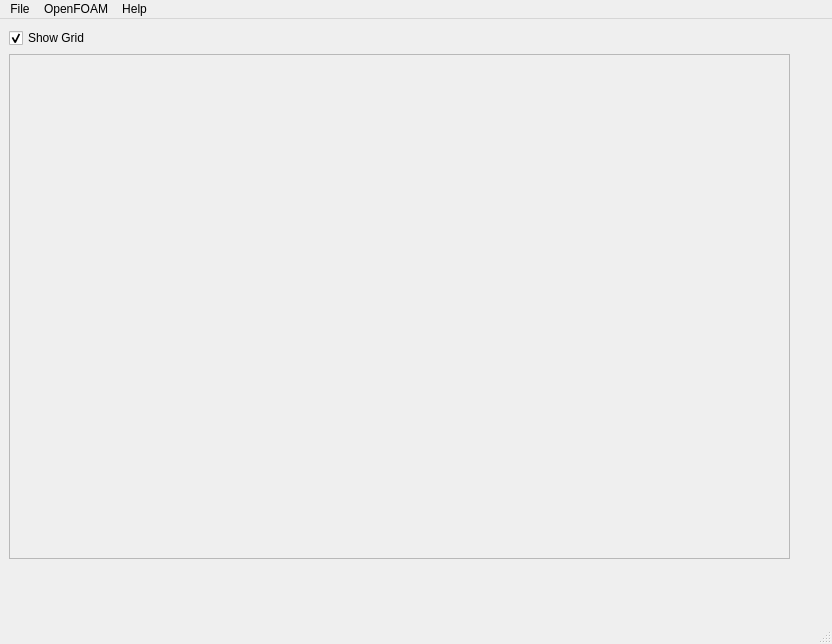
Before: the Qt Designer form mainwindow.ui in lehnertu/OpenFoil, drawn with Qt 5.
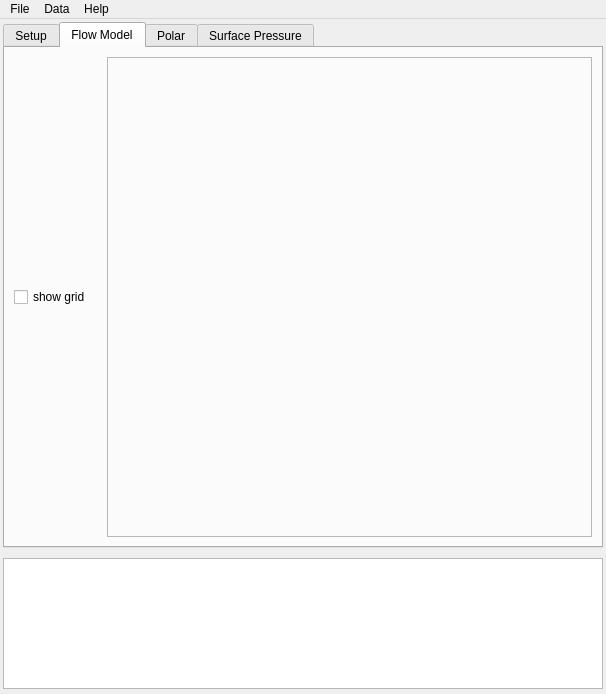
After: the same form once the commit is applied.

Commit message: update on VTK embedding

Diff of the .ui file:
```diff
--- a/mainwindow.ui
+++ b/mainwindow.ui
@@ -6,10 +6,22 @@
    <rect>
     <x>0</x>
     <y>0</y>
-    <width>832</width>
-    <height>644</height>
+    <width>606</width>
+    <height>694</height>
    </rect>
   </property>
+  <property name="sizePolicy">
+   <sizepolicy hsizetype="MinimumExpanding" vsizetype="MinimumExpanding">
+    <horstretch>4</horstretch>
+    <verstretch>0</verstretch>
+   </sizepolicy>
+  </property>
+  <property name="minimumSize">
+   <size>
+    <width>0</width>
+    <height>0</height>
+   </size>
+  </property>
   <property name="windowTitle">
    <string>OpenFoil</string>
   </property>
@@ -19,100 +31,242 @@
   <widget class="QWidget" name="centralwidget">
    <property name="sizePolicy">
     <sizepolicy hsizetype="MinimumExpanding" vsizetype="MinimumExpanding">
-     <horstretch>1</horstretch>
-     <verstretch>1</verstretch>
+     <horstretch>2</horstretch>
+     <verstretch>2</verstretch>
     </sizepolicy>
    </property>
    <property name="minimumSize">
     <size>
-     <width>800</width>
-     <height>500</height>
+     <width>600</width>
+     <height>400</height>
     </size>
    </property>
-   <widget class="QWidget" name="verticalLayoutWidget">
-    <property name="geometry">
-     <rect>
-      <x>9</x>
-      <y>9</y>
-      <width>781</width>
-      <height>531</height>
-     </rect>
+   <property name="sizeIncrement">
+    <size>
+     <width>1</width>
+     <height>1</height>
+    </size>
+   </property>
+   <layout class="QGridLayout" name="gridLayout">
+    <property name="sizeConstraint">
+     <enum>QLayout::SetNoConstraint</enum>
     </property>
-    <layout class="QVBoxLayout" name="verticalLayout">
-     <item>
-      <layout class="QGridLayout" name="gridLayout">
-       <item row="0" column="0">
-        <widget class="QCheckBox" name="gridCheckBox">
-         <property name="text">
-          <string>Show Grid</string>
-         </property>
-         <property name="checked">
-          <bool>true</bool>
-         </property>
-        </widget>
-       </item>
-       <item row="1" column="0">
-        <widget class="QFrame" name="vtkFrame">
-         <property name="sizePolicy">
-          <sizepolicy hsizetype="MinimumExpanding" vsizetype="MinimumExpanding">
-           <horstretch>1</horstretch>
-           <verstretch>1</verstretch>
-          </sizepolicy>
-         </property>
-         <property name="minimumSize">
-          <size>
-           <width>600</width>
-           <height>400</height>
-          </size>
-         </property>
-         <property name="frameShape">
-          <enum>QFrame::StyledPanel</enum>
-         </property>
-         <property name="frameShadow">
-          <enum>QFrame::Raised</enum>
-         </property>
-         <zorder>gridCheckBox</zorder>
-        </widget>
-       </item>
-      </layout>
-     </item>
-    </layout>
-   </widget>
+    <property name="leftMargin">
+     <number>3</number>
+    </property>
+    <property name="topMargin">
+     <number>3</number>
+    </property>
+    <property name="rightMargin">
+     <number>3</number>
+    </property>
+    <property name="bottomMargin">
+     <number>5</number>
+    </property>
+    <property name="spacing">
+     <number>10</number>
+    </property>
+    <item row="2" column="0">
+     <widget class="QTextEdit" name="textDisplay">
+      <property name="sizePolicy">
+       <sizepolicy hsizetype="MinimumExpanding" vsizetype="MinimumExpanding">
+        <horstretch>1</horstretch>
+        <verstretch>1</verstretch>
+       </sizepolicy>
+      </property>
+      <property name="minimumSize">
+       <size>
+        <width>600</width>
+        <height>100</height>
+       </size>
+      </property>
+      <property name="sizeIncrement">
+       <size>
+        <width>1</width>
+        <height>1</height>
+       </size>
+      </property>
+      <property name="baseSize">
+       <size>
+        <width>600</width>
+        <height>100</height>
+       </size>
+      </property>
+      <property name="acceptDrops">
+       <bool>false</bool>
+      </property>
+      <property name="undoRedoEnabled">
+       <bool>false</bool>
+      </property>
+      <property name="lineWrapMode">
+       <enum>QTextEdit::NoWrap</enum>
+      </property>
+      <property name="readOnly">
+       <bool>true</bool>
+      </property>
+      <property name="textInteractionFlags">
+       <set>Qt::TextSelectableByKeyboard|Qt::TextSelectableByMouse</set>
+      </property>
+     </widget>
+    </item>
+    <item row="1" column="0">
+     <widget class="QTabWidget" name="mainTabWidget">
+      <property name="sizePolicy">
+       <sizepolicy hsizetype="MinimumExpanding" vsizetype="MinimumExpanding">
+        <horstretch>1</horstretch>
+        <verstretch>4</verstretch>
+       </sizepolicy>
+      </property>
+      <property name="minimumSize">
+       <size>
+        <width>400</width>
+        <height>400</height>
+       </size>
+      </property>
+      <property name="sizeIncrement">
+       <size>
+        <width>3</width>
+        <height>3</height>
+       </size>
+      </property>
+      <property name="baseSize">
+       <size>
+        <width>600</width>
+        <height>300</height>
+       </size>
+      </property>
+      <property name="tabPosition">
+       <enum>QTabWidget::North</enum>
+      </property>
+      <property name="currentIndex">
+       <number>1</number>
+      </property>
+      <property name="usesScrollButtons">
+       <bool>false</bool>
+      </property>
+      <property name="documentMode">
+       <bool>false</bool>
+      </property>
+      <property name="tabsClosable">
+       <bool>false</bool>
+      </property>
+      <property name="movable">
+       <bool>true</bool>
+      </property>
+      <widget class="QWidget" name="tabSetup">
+       <attribute name="title">
+        <string>Setup</string>
+       </attribute>
+       <layout class="QGridLayout" name="gridLayout_3">
+        <property name="sizeConstraint">
+         <enum>QLayout::SetNoConstraint</enum>
+        </property>
+       </layout>
+      </widget>
+      <widget class="QWidget" name="tabFlow">
+       <attribute name="title">
+        <string>Flow Model</string>
+       </attribute>
+       <layout class="QHBoxLayout" name="horizontalLayout">
+        <property name="sizeConstraint">
+         <enum>QLayout::SetNoConstraint</enum>
+        </property>
+        <item>
+         <layout class="QGridLayout" name="gridLayout_2">
+          <property name="rightMargin">
+           <number>10</number>
+          </property>
+          <item row="0" column="0">
+           <widget class="QCheckBox" name="tabFlow_gridCheckBox">
+            <property name="text">
+             <string>show grid</string>
+            </property>
+           </widget>
+          </item>
+         </layout>
+        </item>
+        <item>
+         <widget class="QFrame" name="flowFrame">
+          <property name="sizePolicy">
+           <sizepolicy hsizetype="Expanding" vsizetype="MinimumExpanding">
+            <horstretch>0</horstretch>
+            <verstretch>0</verstretch>
+           </sizepolicy>
+          </property>
+          <property name="minimumSize">
+           <size>
+            <width>400</width>
+            <height>400</height>
+           </size>
+          </property>
+          <property name="frameShape">
+           <enum>QFrame::StyledPanel</enum>
+          </property>
+          <property name="frameShadow">
+           <enum>QFrame::Raised</enum>
+          </property>
+         </widget>
+        </item>
+       </layout>
+      </widget>
+      <widget class="QWidget" name="tabPolar">
+       <attribute name="title">
+        <string>Polar</string>
+       </attribute>
+       <layout class="QHBoxLayout" name="horizontalLayout">
+        <property name="sizeConstraint">
+         <enum>QLayout::SetNoConstraint</enum>
+        </property>
+       </layout>
+      </widget>
+      <widget class="QWidget" name="tabPressure">
+       <attribute name="title">
+        <string>Surface Pressure</string>
+       </attribute>
+       <layout class="QHBoxLayout" name="horizontalLayout">
+        <property name="sizeConstraint">
+         <enum>QLayout::SetNoConstraint</enum>
+        </property>
+       </layout>
+      </widget>
+     </widget>
+    </item>
+   </layout>
   </widget>
   <widget class="QMenuBar" name="menubar">
    <property name="geometry">
     <rect>
      <x>0</x>
      <y>0</y>
-     <width>832</width>
+     <width>606</width>
      <height>32</height>
     </rect>
    </property>
-   <widget class="QMenu" name="menuFile">
-    <property name="title">
-     <string>File</string>
-    </property>
-    <addaction name="actionLoad_airfoil"/>
-    <addaction name="actionExit"/>
-   </widget>
-   <widget class="QMenu" name="menuView">
-    <property name="title">
-     <string>OpenFOAM</string>
-    </property>
-    <addaction name="actionPrepare"/>
-    <addaction name="actionRun"/>
-   </widget>
    <widget class="QMenu" name="menuHelp">
     <property name="title">
      <string>Help</string>
     </property>
+    <addaction name="actionAbout"/>
+   </widget>
+   <widget class="QMenu" name="menuFile">
+    <property name="title">
+     <string>File</string>
+    </property>
+    <addaction name="actionOpenAF"/>
+    <addaction name="actionQuit"/>
+   </widget>
+   <widget class="QMenu" name="menuData">
+    <property name="title">
+     <string>Data</string>
+    </property>
+    <addaction name="actionExportPolar"/>
+    <addaction name="actionExportSurfacePressure"/>
    </widget>
    <addaction name="menuFile"/>
-   <addaction name="menuView"/>
+   <addaction name="menuData"/>
    <addaction name="menuHelp"/>
   </widget>
-  <widget class="QStatusBar" name="statusbar"/>
-  <action name="actionPrepare">
+  <action name="actionOpenAF">
    <property name="text">
     <string>prepare</string>
    </property>
```
Left out of the diff: 25 changed lines with no effect on the pictures. The commit also changes 1 other file.
